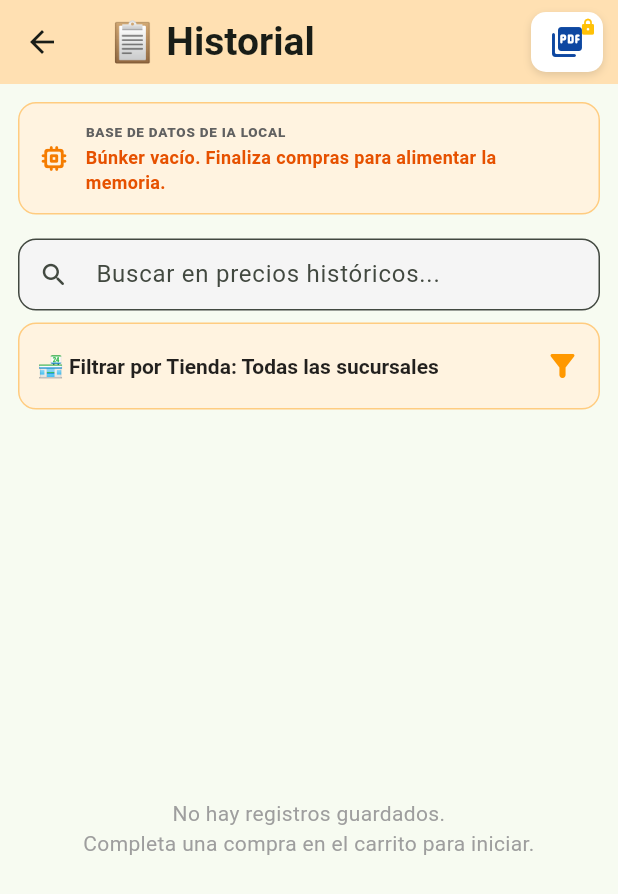
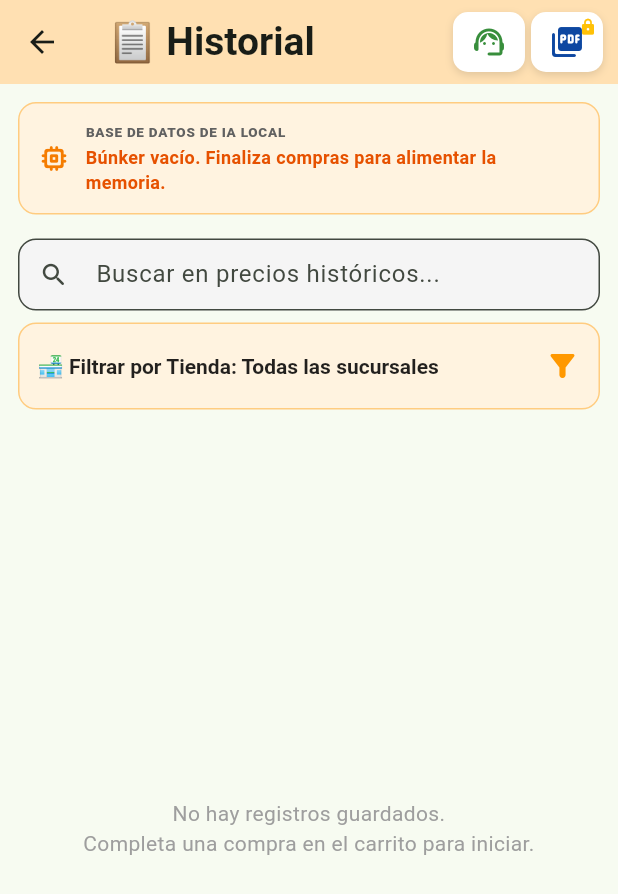
Before and after one commit to felixvargassoluciones-stack/chispa_horro, a Flutter app: the PurchaseHistoryScreen screen opened directly, on a phone screen of 412 x 824 dp. Shown: the top 894 px of the screen. Run offline on Flutter 3.47's test engine with Material 3 defaults, Android fonts, the phone set to English and light mode, and no system bars; our stand-ins replace flutter_riverpod, pdf, share_plus, shared_preferences, sqflite, sqflite_common_ffi_web; accounts and stored records are empty; network calls fail.

Commit message:
🚀 UI Release: Add synchronized customer support agent button to purchase history toolbar

```diff
--- a/lib/purchase_history_screen.dart
+++ b/lib/purchase_history_screen.dart
@@ -7,6 +7,9 @@ import 'package:pdf/pdf.dart';
 import 'package:pdf/widgets.dart' as pw;
 import 'package:path_provider/path_provider.dart';
 import 'package:share_plus/share_plus.dart';
+
+import 'package:url_launcher/url_launcher.dart' as url_launcher;
+
 
 class PurchaseHistoryScreen extends ConsumerStatefulWidget {
   const PurchaseHistoryScreen({super.key});
@@ -78,7 +81,24 @@ final pantryState = asyncPantry.requireValue;
        title: const Text('📋 Historial', style: TextStyle(fontWeight: FontWeight.bold, fontSize: 26)),
         backgroundColor: Colors.orange.shade100,
         centerTitle: false,
-               actions: [
+                  actions: [
+          // 📢 BOTÓN GEMELO: Acceso directo a Soporte Técnico y Atención al Cliente
+          Padding(
+            padding: const EdgeInsets.only(top: 8.0, bottom: 8.0, right: 4.0),
+            child: Container(
+              decoration: BoxDecoration(
+                color: Colors.white,
+                borderRadius: BorderRadius.circular(10),
+                boxShadow: const [BoxShadow(color: Colors.black12, blurRadius: 4, offset: Offset(0, 2))],
+              ),
+              child: IconButton(
+                icon: Icon(Icons.support_agent_rounded, color: Colors.green.shade700, size: 24),
+                tooltip: 'Contacto y Soporte Pro',
+                onPressed: _openSupportWhatsApp,
+              ),
+            ),
+          ),
+
           // 🔒 BOTÓN 1: PDF con indicador de candado condicional
           Padding(
             padding: const EdgeInsets.only(top: 8.0, bottom: 8.0, right: 10.0),
@@ -131,7 +151,6 @@ final pantryState = asyncPantry.requireValue;
                       tooltip: 'Vaciar base de datos',
                       onPressed: () {
                         if (pantryState.isPremium) {
-                          // Abre tu cuadro de diálogo original para borrar todo
                           _mostrarConfirmarBorradoDialog(context, pantryNotifier);
                         } else {
                           _mostrarAlertaPremiumDialog(context);
@@ -148,6 +167,7 @@ final pantryState = asyncPantry.requireValue;
               ),
             ),
         ],
+
 
       ),
       body: Column(
@@ -998,5 +1018,26 @@ final pantryState = asyncPantry.requireValue;
   }
 
 
+   /// 🎧 GEMELO SOPORTE: Abre de forma interactiva el contacto directo por WhatsApp con el Ing. Félix
+  Future<void> _openSupportWhatsApp() async {
+    const String tuNumeroWhatsApp = '527201494833';
+    const String mensajeTexto = 'Hola Ing. Félix Vargas. Necesito soporte técnico o información sobre la activación Premium de ChispaHorro⚡';
+
+    final String urlTexto = "whatsapp://send?phone=$tuNumeroWhatsApp&text=${Uri.encodeComponent(mensajeTexto)}";
+
+    try {
+      await url_launcher.launchUrl(Uri.parse(urlTexto), mode: url_launcher.LaunchMode.externalApplication);
+    } catch (e) {
+      if (mounted) {
+        ScaffoldMessenger.of(context).showSnackBar(
+          const SnackBar(content: Text('⚠️ No se pudo abrir WhatsApp. Verifica que la app esté instalada o usa la versión móvil.')),
+        );
+      }
+    }
+  }
+
+
+
+
 
 }
```
